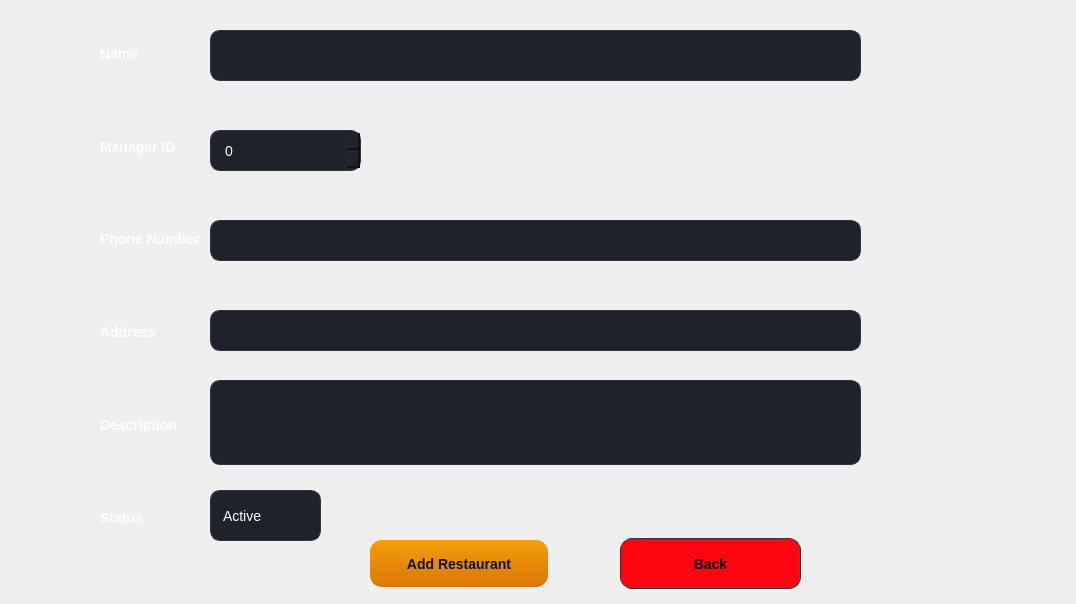
The window that main/gui/adminwindow.ui (HamidrezaNadafian/Restaurant-Management-System) describes before a commit, drawn with Qt 5.
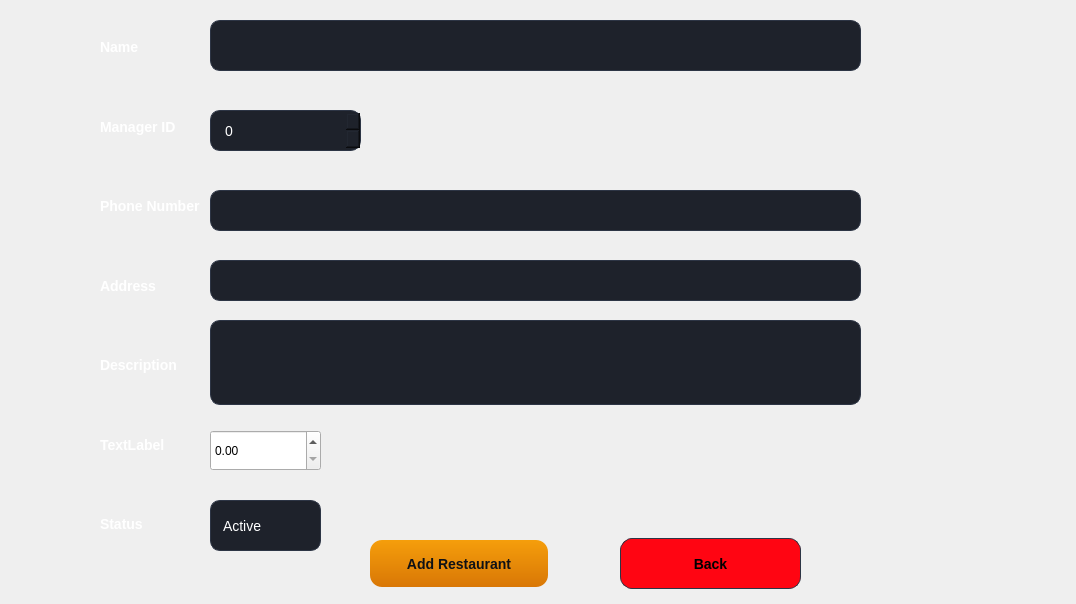
The same window after the commit. The open tabs and pages were chosen to show the change.

Commit message: add shipping cost to ordering system

The edit to the form file:
```diff
--- a/main/gui/adminwindow.ui
+++ b/main/gui/adminwindow.ui
@@ -237,7 +237,7 @@
 }</string>
    </property>
    <property name="currentIndex">
-    <number>3</number>
+    <number>1</number>
    </property>
    <widget class="QWidget" name="page">
     <widget class="QWidget" name="verticalLayoutWidget">
@@ -320,6 +320,13 @@
         </property>
        </widget>
       </item>
+      <item>
+       <widget class="QLabel" name="label">
+        <property name="text">
+         <string>TextLabel</string>
+        </property>
+       </widget>
+      </item>
       <item>
        <widget class="QLabel" name="label_5">
         <property name="text">
@@ -333,7 +340,7 @@
      <property name="geometry">
       <rect>
        <x>210</x>
-       <y>30</y>
+       <y>20</y>
        <width>651</width>
        <height>51</height>
       </rect>
@@ -346,7 +353,7 @@
      <property name="geometry">
       <rect>
        <x>210</x>
-       <y>130</y>
+       <y>110</y>
        <width>151</width>
        <height>41</height>
       </rect>
@@ -359,7 +366,7 @@
      <property name="geometry">
       <rect>
        <x>210</x>
-       <y>380</y>
+       <y>320</y>
        <width>651</width>
        <height>85</height>
       </rect>
@@ -369,7 +376,7 @@
      <property name="geometry">
       <rect>
        <x>210</x>
-       <y>220</y>
+       <y>190</y>
        <width>651</width>
        <height>41</height>
       </rect>
@@ -379,7 +386,7 @@
      <property name="geometry">
       <rect>
        <x>210</x>
-       <y>310</y>
+       <y>260</y>
        <width>651</width>
        <height>41</height>
       </rect>
@@ -389,7 +396,7 @@
      <property name="geometry">
       <rect>
        <x>210</x>
-       <y>490</y>
+       <y>500</y>
        <width>111</width>
        <height>51</height>
       </rect>
@@ -431,6 +438,16 @@
       <string>Back</string>
      </property>
     </widget>
+    <widget class="QDoubleSpinBox" name="spinShippingCost">
+     <property name="geometry">
+      <rect>
+       <x>210</x>
+       <y>430</y>
+       <width>111</width>
+       <height>41</height>
+      </rect>
+     </property>
+    </widget>
    </widget>
    <widget class="QWidget" name="page_3">
     <widget class="QTableWidget" name="tblRestaurants">
```
The commit also changes 11 other files.
